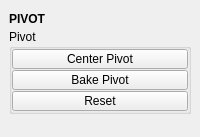
Before: the Qt Designer form tentacle/ui/pivot.ui in m3trik/tentacle, drawn with Qt 5.
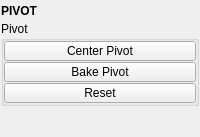
After: the same form once the commit is applied. Custom widgets are drawn as their Qt base class.

Diff of the .ui file:
```diff
--- a/tentacle/ui/pivot.ui
+++ b/tentacle/ui/pivot.ui
@@ -30,6 +30,18 @@
     </size>
    </property>
    <layout class="QVBoxLayout" name="verticalLayout_3">
+    <property name="leftMargin">
+     <number>1</number>
+    </property>
+    <property name="topMargin">
+     <number>1</number>
+    </property>
+    <property name="rightMargin">
+     <number>1</number>
+    </property>
+    <property name="bottomMargin">
+     <number>1</number>
+    </property>
     <item>
      <layout class="QVBoxLayout" name="verticalLayout">
       <property name="spacing">
```
